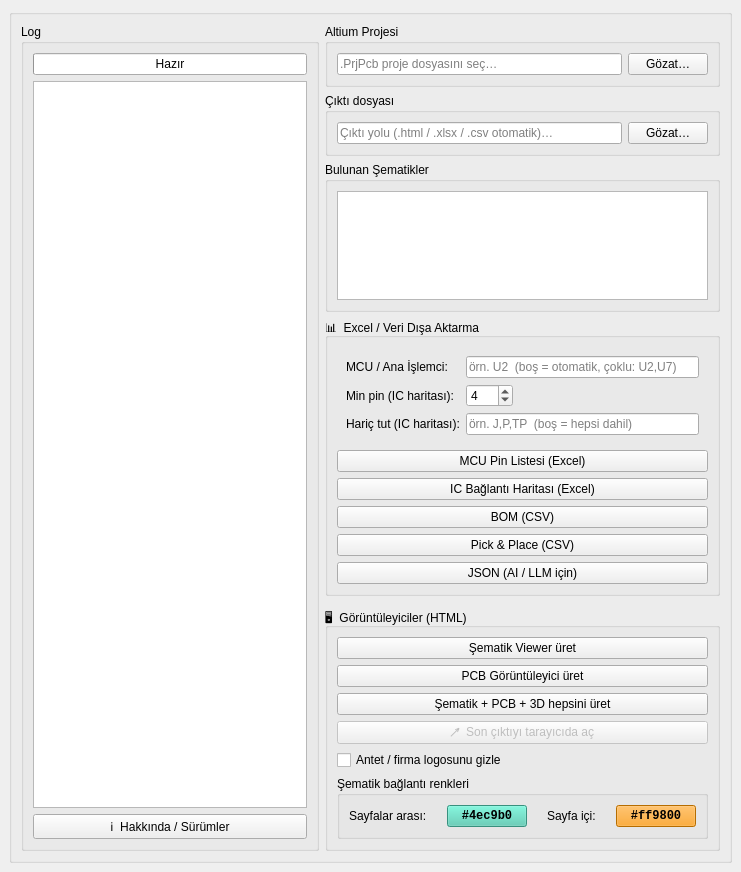
First picture: the form in gui.ui, repository mcansiz/altiumVizitor, before the edit.
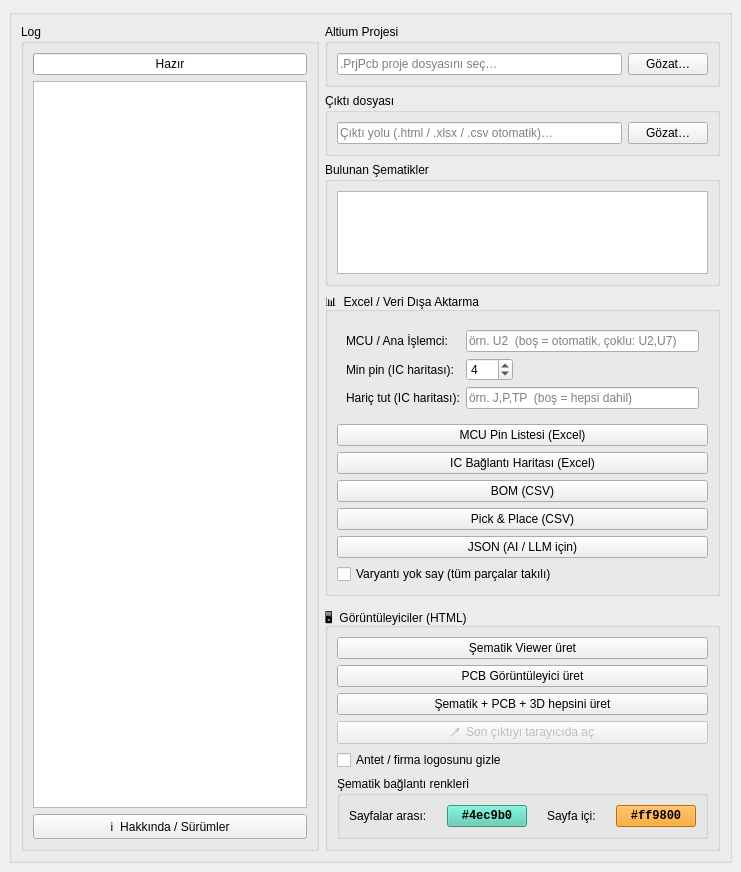
Second picture: the form after the edit.

Diff of the .ui file:
```diff
--- a/gui.ui
+++ b/gui.ui
@@ -217,6 +217,16 @@
               </property>
              </widget>
             </item>
+            <item>
+             <widget class="QCheckBox" name="ignoreVariantChk">
+              <property name="toolTip">
+               <string>Normalde projede seçili Altium varyantı uygulanır: takılmayan parçalar Pick&amp;Place'e girmez, BOM'da dnp olarak işaretlenir, görüntüleyicilerde çarpıyla görünür. Bu kutu işaretliyse tüm parçalar takılı sayılır. Görüntüleyicilerde varyant sonradan da değiştirilebilir.</string>
+              </property>
+              <property name="text">
+               <string>Varyantı yok say (tüm parçalar takılı)</string>
+              </property>
+             </widget>
+            </item>
             <item>
              <spacer name="excelVSpacer">
               <property name="orientation">
```
